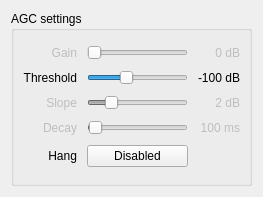
gqrx-sdr/gqrx, file qtgui/agc_options.ui: the form before one commit.
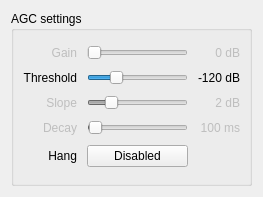
The form after the commit. Icons and pictures are not drawn.

```diff
--- a/qtgui/agc_options.ui
+++ b/qtgui/agc_options.ui
@@ -84,7 +84,7 @@
       <item row="2" column="2">
        <widget class="QLabel" name="thresholdLabel">
         <property name="text">
-         <string>-100 dB</string>
+         <string>-120 dB</string>
         </property>
         <property name="alignment">
          <set>Qt::AlignRight|Qt::AlignTrailing|Qt::AlignVCenter</set>
@@ -253,7 +253,7 @@
          <number>0</number>
         </property>
         <property name="value">
-         <number>-100</number>
+         <number>-120</number>
         </property>
         <property name="orientation">
          <enum>Qt::Horizontal</enum>
```
